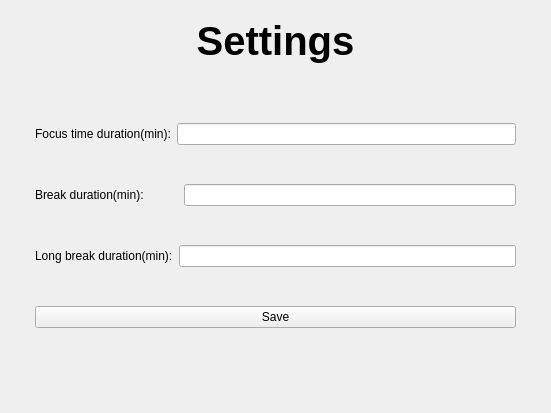
Qt form settingswindow/settings.ui (sasiik/pyqtplanner) before a commit.
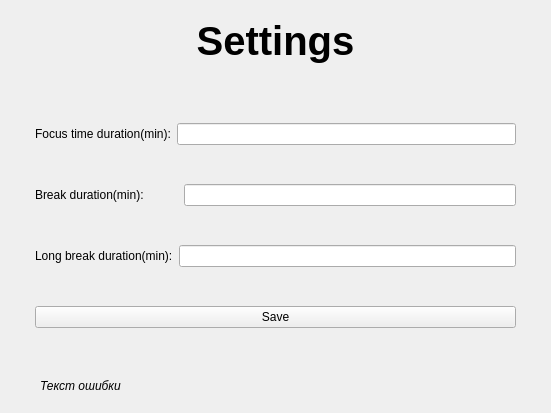
The same form after that commit.

```diff
--- a/settingswindow/settings.ui
+++ b/settingswindow/settings.ui
@@ -101,6 +101,24 @@
     <set>Qt::AlignCenter</set>
    </property>
   </widget>
+  <widget class="QLabel" name="label">
+   <property name="geometry">
+    <rect>
+     <x>40</x>
+     <y>370</y>
+     <width>471</width>
+     <height>31</height>
+    </rect>
+   </property>
+   <property name="font">
+    <font>
+     <italic>true</italic>
+    </font>
+   </property>
+   <property name="text">
+    <string>Текст ошибки</string>
+   </property>
+  </widget>
  </widget>
  <resources/>
  <connections/>
```
